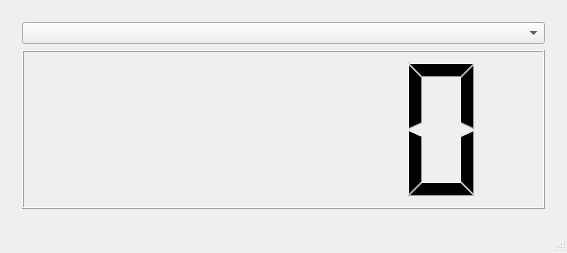
Qt form QtSerialPort/QtSerialPort/mainwindow.ui (SachsLab/OpenMER) before a commit.
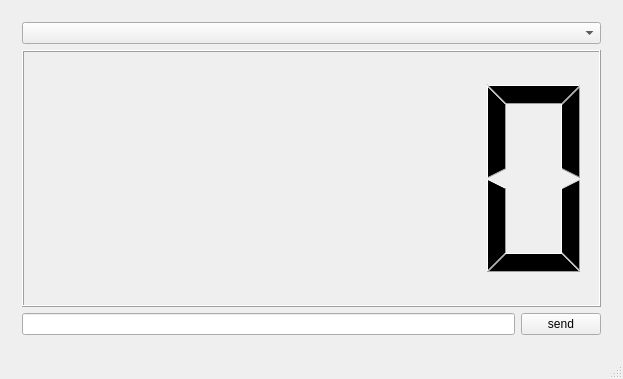
The same form after that commit.

Diff of the .ui file:
```diff
--- a/QtSerialPort/QtSerialPort/mainwindow.ui
+++ b/QtSerialPort/QtSerialPort/mainwindow.ui
@@ -6,31 +6,44 @@
    <rect>
     <x>0</x>
     <y>0</y>
-    <width>567</width>
-    <height>253</height>
+    <width>623</width>
+    <height>379</height>
    </rect>
   </property>
   <property name="windowTitle">
    <string>MainWindow</string>
   </property>
   <widget class="QWidget" name="centralWidget">
-   <layout class="QVBoxLayout" name="verticalLayout">
+   <layout class="QVBoxLayout" name="verticalLayout_3">
     <item>
-     <widget class="QSplitter" name="splitter_2">
-      <property name="orientation">
-       <enum>Qt::Vertical</enum>
-      </property>
-      <widget class="QWidget" name="widget" native="true">
        <layout class="QVBoxLayout" name="verticalLayout_2">
         <item>
+       <widget class="QWidget" name="widget" native="true">
+        <layout class="QVBoxLayout" name="verticalLayout">
+         <item>
          <widget class="QComboBox" name="comboBox"/>
         </item>
         <item>
          <widget class="QLCDNumber" name="lcdNumber"/>
         </item>
-       </layout>
-      </widget>
-     </widget>
+         <item>
+          <layout class="QHBoxLayout" name="horizontalLayout">
+           <item>
+            <widget class="QLineEdit" name="lineEdit"/>
+           </item>
+           <item>
+            <widget class="QPushButton" name="pushButton">
+             <property name="text">
+              <string>send</string>
+             </property>
+            </widget>
+           </item>
+          </layout>
+         </item>
+        </layout>
+       </widget>
+      </item>
+     </layout>
     </item>
    </layout>
   </widget>
```
Lines whose indentation alone changed are shown as unchanged.
